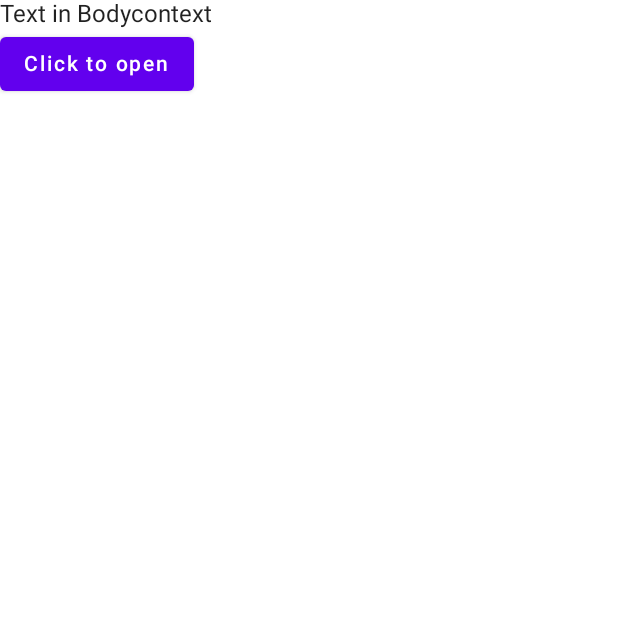
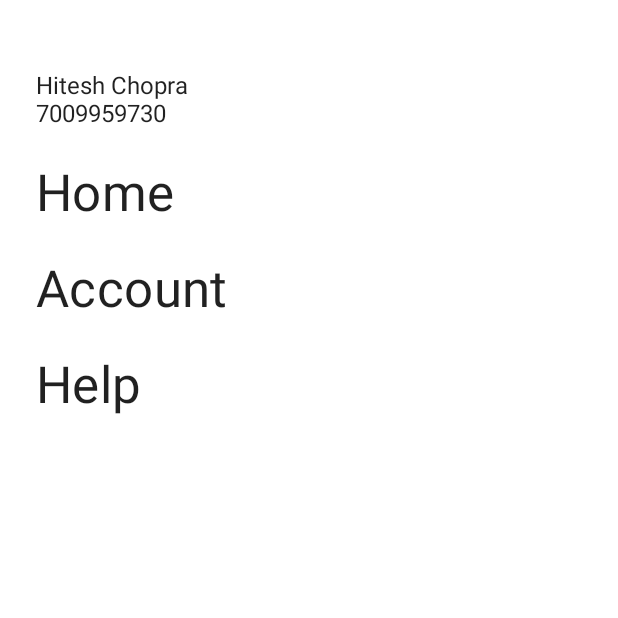
Before and after one commit to hiteshchopra11/jetpack-compose-hotstar-clone, an Android app built with Jetpack Compose: the screen it shows after launch (MainActivity), on a phone screen of 412 x 824 dp, the top half of it. Run offline under Robolectric (Android 15) with nearby library versions, the phone set to English and light mode, and no system bars.

Commit message:
Small changes

```diff
--- a/app/src/main/java/com/example/androiddevchallenge/MainActivity.kt
+++ b/app/src/main/java/com/example/androiddevchallenge/MainActivity.kt
@@ -14,6 +14,8 @@ import androidx.compose.material.rememberDrawerState
 import androidx.compose.runtime.Composable
 import androidx.compose.runtime.rememberCoroutineScope
 import androidx.compose.ui.Modifier
+import androidx.compose.ui.tooling.preview.Preview
+import com.example.androiddevchallenge.ui.Drawer
 import com.example.androiddevchallenge.ui.theme.MyTheme
 import kotlinx.coroutines.launch
 
@@ -32,42 +34,17 @@ class MainActivity : AppCompatActivity() {
 @Composable
 fun MyScreenContent(context: Context) {
     Column(modifier = Modifier.fillMaxHeight()) {
-    ModalDrawerSample()
+        Drawer()
     }
 }
 
+
+@Preview
 @Composable
-fun ModalDrawerSample() {
-  val drawerState = rememberDrawerState(DrawerValue.Closed)
-  val scope = rememberCoroutineScope()
-
-  ModalDrawer(
-    drawerState = drawerState,
-    drawerContent = {
-      Column {
-        Text("Text in Drawer")
-        Button(onClick = {
-          scope.launch {
-            drawerState.close()
-          }
-        }) {
-          Text("Close Drawer")
-        }
-      }
-    },
-    content = {
-      Column {
-        Text("Text in Bodycontext")
-        Button(onClick = {
-
-          scope.launch {
-            drawerState.open()
-          }
-
-        }) {
-          Text("Click to open")
+fun Show() {
+    MyTheme {
+        Column(modifier = Modifier.fillMaxHeight()) {
+            Drawer()
         }
     }
 }
-  )
-}
--- /dev/null
+++ b/app/src/main/java/com/example/androiddevchallenge/ui/Drawer.kt
@@ -0,0 +1,54 @@
+package com.example.androiddevchallenge.ui
+
+import android.view.View
+import androidx.compose.foundation.Image
+import androidx.compose.foundation.layout.*
+import androidx.compose.material.MaterialTheme
+import androidx.compose.material.Text
+import androidx.compose.runtime.Composable
+import androidx.compose.ui.Modifier
+import androidx.compose.ui.res.painterResource
+import androidx.compose.ui.tooling.preview.Preview
+import androidx.compose.ui.unit.dp
+import com.example.androiddevchallenge.R
+import com.example.androiddevchallenge.ui.theme.MyTheme
+
+sealed class DrawerScreens(val title: String) {
+    object Home : DrawerScreens("Home")
+    object Account : DrawerScreens("Account")
+    object Help : DrawerScreens( "Help")
+}
+
+private val screens = listOf(
+    DrawerScreens.Home,
+    DrawerScreens.Account,
+    DrawerScreens.Help
+)
+
+@Composable
+fun Drawer(
+    modifier: Modifier = Modifier) {
+    Column(
+        modifier
+            .fillMaxSize()
+            .padding(start = 24.dp, top = 48.dp)
+    ) {
+        Text("Hitesh Chopra")
+        Text("7009959730")
+        screens.forEach { screen ->
+            Spacer(Modifier.height(24.dp))
+            Text(
+                text = screen.title,
+                style = MaterialTheme.typography.h4
+            )
+        }
+    }
+}
+
+@Preview
+@Composable
+fun DrawerPreview() {
+    MyTheme {
+        Drawer()
+    }
+}
```
Lines whose indentation alone changed are shown as unchanged.
